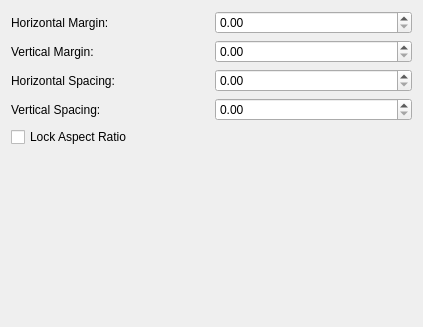
The window that src/libkstapp/layouttab.ui (Kst-plot/kst) describes before a commit, drawn with Qt 5.
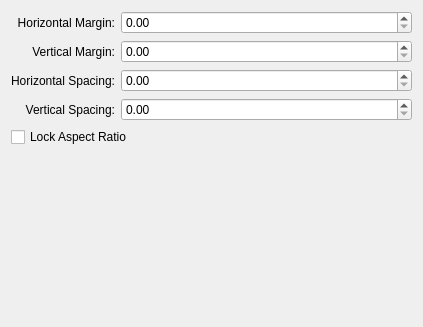
The same window after the commit.

Diff of the .ui file:
```diff
--- a/src/libkstapp/layouttab.ui
+++ b/src/libkstapp/layouttab.ui
@@ -20,40 +20,80 @@
        <property name="text" >
         <string>Horizontal Margin:</string>
        </property>
+       <property name="alignment" >
+        <set>Qt::AlignRight|Qt::AlignTrailing|Qt::AlignVCenter</set>
+       </property>
       </widget>
      </item>
      <item row="0" column="1" >
-      <widget class="QDoubleSpinBox" name="_horMargin" />
+      <widget class="QDoubleSpinBox" name="_horMargin" >
+       <property name="sizePolicy" >
+        <sizepolicy vsizetype="Fixed" hsizetype="MinimumExpanding" >
+         <horstretch>0</horstretch>
+         <verstretch>0</verstretch>
+        </sizepolicy>
+       </property>
+      </widget>
      </item>
      <item row="1" column="0" >
       <widget class="QLabel" name="label_4" >
        <property name="text" >
         <string>Vertical Margin:</string>
        </property>
+       <property name="alignment" >
+        <set>Qt::AlignRight|Qt::AlignTrailing|Qt::AlignVCenter</set>
+       </property>
       </widget>
      </item>
      <item row="1" column="1" >
-      <widget class="QDoubleSpinBox" name="_verMargin" />
+      <widget class="QDoubleSpinBox" name="_verMargin" >
+       <property name="sizePolicy" >
+        <sizepolicy vsizetype="Fixed" hsizetype="MinimumExpanding" >
+         <horstretch>0</horstretch>
+         <verstretch>0</verstretch>
+        </sizepolicy>
+       </property>
+      </widget>
      </item>
      <item row="2" column="0" >
       <widget class="QLabel" name="label_5" >
        <property name="text" >
         <string>Horizontal Spacing:</string>
        </property>
+       <property name="alignment" >
+        <set>Qt::AlignRight|Qt::AlignTrailing|Qt::AlignVCenter</set>
+       </property>
       </widget>
      </item>
      <item row="2" column="1" >
-      <widget class="QDoubleSpinBox" name="_horSpacing" />
+      <widget class="QDoubleSpinBox" name="_horSpacing" >
+       <property name="sizePolicy" >
+        <sizepolicy vsizetype="Fixed" hsizetype="MinimumExpanding" >
+         <horstretch>0</horstretch>
+         <verstretch>0</verstretch>
+        </sizepolicy>
+       </property>
+      </widget>
      </item>
      <item row="3" column="0" >
       <widget class="QLabel" name="label_6" >
        <property name="text" >
         <string>Vertical Spacing:</string>
        </property>
+       <property name="alignment" >
+        <set>Qt::AlignRight|Qt::AlignTrailing|Qt::AlignVCenter</set>
+       </property>
       </widget>
      </item>
      <item row="3" column="1" >
-      <widget class="QDoubleSpinBox" name="_verSpacing" />
+      <widget class="QDoubleSpinBox" name="_verSpacing" >
+       <property name="sizePolicy" >
+        <sizepolicy vsizetype="Fixed" hsizetype="MinimumExpanding" >
+         <horstretch>0</horstretch>
+         <verstretch>0</verstretch>
+        </sizepolicy>
+       </property>
+      </widget>
      </item>
      <item row="4" column="0" colspan="2" >
       <widget class="QCheckBox" name="_lockAspectRatio" >
```
Left out of the diff: 2 changed lines with no effect on the pictures.
